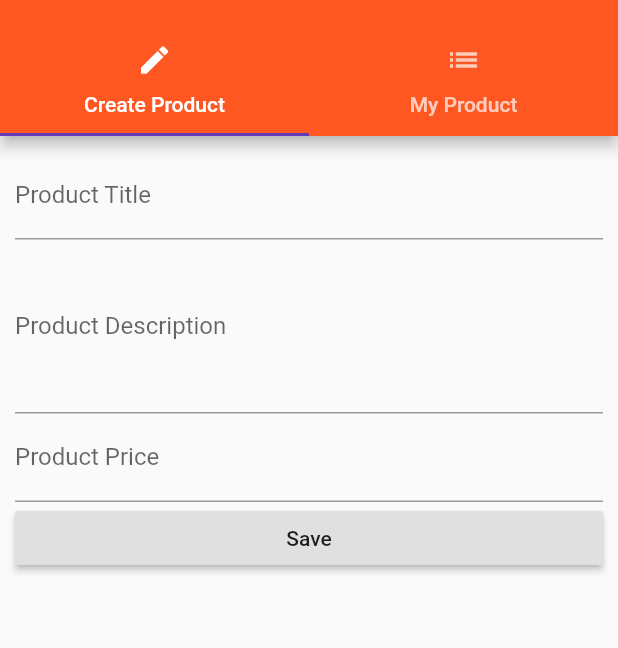
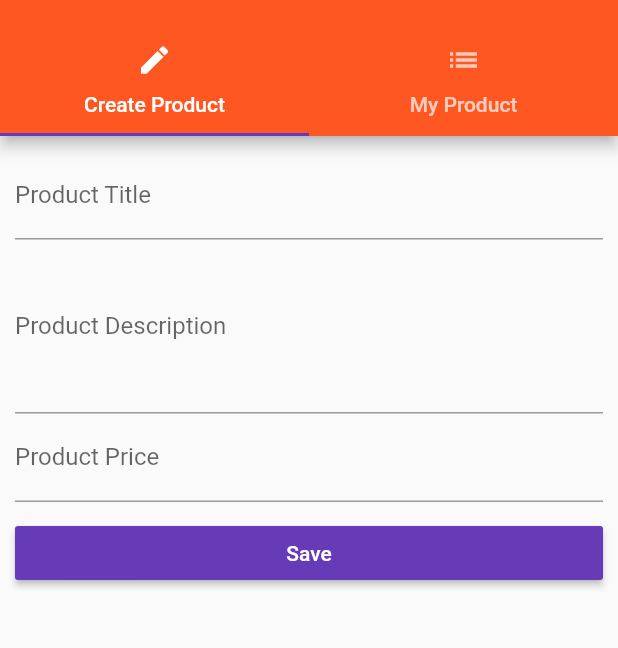
Before and after one commit to djedi-knight/flutter-apps, a Flutter app: the ProductsAdminPage screen opened by its route, on a phone screen of 412 x 824 dp, the part 59-707 px from its top. Run offline on Flutter 3.47's test engine with Material 2 defaults, Android fonts, the phone set to English and light mode, and no system bars.

Commit message:
Updated styles, navigation for ProductCreatePage

```diff
--- a/flutter_course/lib/pages/product_create.dart
+++ b/flutter_course/lib/pages/product_create.dart
@@ -48,8 +48,13 @@ class _ProductCreatePageState extends State<ProductCreatePage> {
               });
             },
           ),
+          SizedBox(
+            height: 10.0,
+          ),
           RaisedButton(
               child: Text('Save'),
+              color: Theme.of(context).accentColor,
+              textColor: Colors.white,
               onPressed: () {
                 final Map<String, dynamic> product = {
                   'title': titleValue,
@@ -58,6 +63,7 @@ class _ProductCreatePageState extends State<ProductCreatePage> {
                   'image': 'assets/food.jpg',
                 };
                 widget.addProduct(product);
+                Navigator.pushReplacementNamed(context, '/');
               }),
         ],
       ),
```
